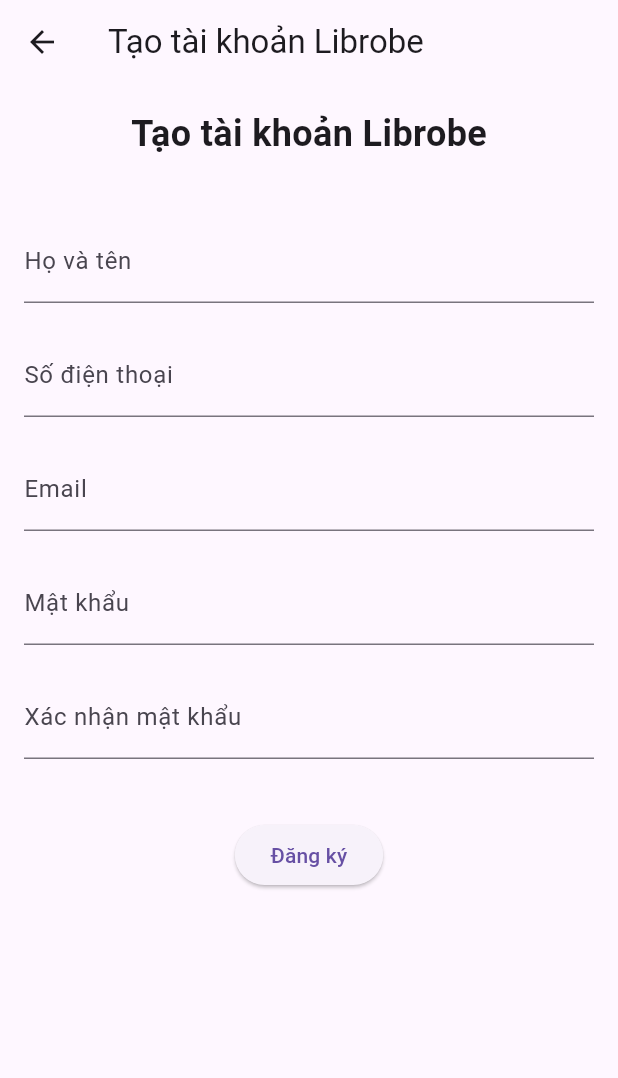
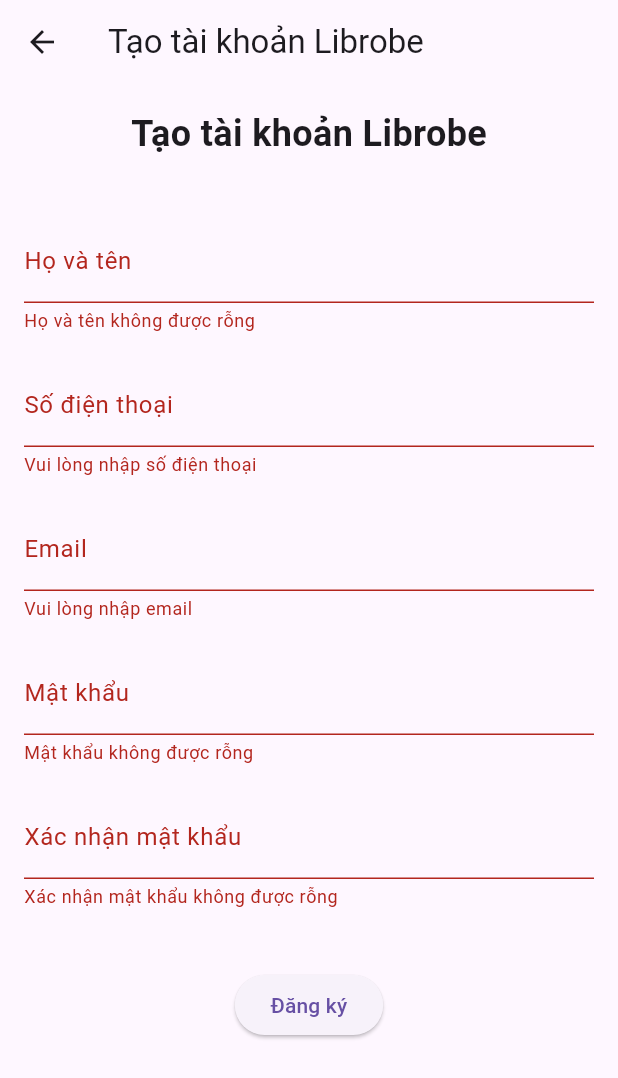
Before and after one commit to hoanglcnn-oss/AFOD_Librio_Mobile, a Flutter app: the RegisterScreen screen opened directly, after a tap on "Đăng ký", on a phone screen of 412 x 824 dp. Shown: the top 1078 px of the screen. Run offline on Flutter 3.47's test engine with Material 3 defaults, Android fonts, the phone set to English and light mode, and no system bars; our stand-ins replace equatable, flutter_bloc.

Commit message:
feat: adjust RegisterScreen with form validation (name, phone, email)

```diff
--- a/week34_project/lib/features/auth/presentation/register_screen.dart
+++ b/week34_project/lib/features/auth/presentation/register_screen.dart
@@ -1,49 +1,138 @@
 import 'package:flutter/material.dart';
 
-class RegisterScreen extends StatelessWidget {
+class RegisterScreen extends StatefulWidget {
   const RegisterScreen({super.key});
+
+  @override
+  State<RegisterScreen> createState() => _RegisterScreenState();
+}
+
+class _RegisterScreenState extends State<RegisterScreen> {
+  final _formKey = GlobalKey<FormState>();
 
   @override
   Widget build(BuildContext context) {
     return Scaffold(
-      // AppBar với tiêu đề Đăng ký
       appBar: AppBar(title: const Text('Tạo tài khoản Librobe')),
 
       // Body có thể cuộn khi bàn phím mở
       body: SingleChildScrollView(
         padding: const EdgeInsets.all(16),
-        // Column chứa tiêu đề và các input
+        child: Form(
+          key: _formKey,
           child: Column(
             children: [
-            Text(
+              const Text(
                 'Tạo tài khoản Librobe',
                 style: TextStyle(fontSize: 24, fontWeight: FontWeight.bold),
               ),
               const SizedBox(height: 40),
-            TextFormField(decoration: InputDecoration(labelText: 'Họ và tên')),
+
+              TextFormField(
+                decoration: const InputDecoration(labelText: 'Họ và tên'),
+
+                validator: (value) {
+                  if (value == null || value.trim().isEmpty) {
+                    return 'Họ và tên không được rỗng';
+                  }
+                  return null;
+                },
+              ),
+
               const SizedBox(height: 20),
+
               TextFormField(
-              decoration: InputDecoration(labelText: 'Số điện thoại'),
+                decoration: const InputDecoration(labelText: 'Số điện thoại'),
                 keyboardType: TextInputType.phone,
+                // SỐ ĐIỆN THOẠI — thay đúng validator hiện tại
+                validator: (value) {
+                  final phone = value?.trim() ?? '';
+
+                  if (phone.isEmpty) {
+                    return 'Vui lòng nhập số điện thoại';
+                  }
+
+                  // TODO: Cho phép 0 + 9 chữ số
+                  // hoặc 84 + 9 chữ số.
+                  final phoneRegex = RegExp(r'^(0|84)\d{9}$');
+
+                  if (!phoneRegex.hasMatch(phone)) {
+                    return 'SĐT phải có 10 chữ số bắt đầu bằng 0 hoặc 11 chữ số bắt đầu bằng 84';
+                  }
+
+                  return null;
+                },
               ),
+
               const SizedBox(height: 20),
+
               TextFormField(
-              decoration: InputDecoration(labelText: 'Email'),
+                decoration: const InputDecoration(labelText: 'Email'),
                 keyboardType: TextInputType.emailAddress,
+                validator: (value) {
+                  // Chuẩn hóa chuỗi bằng trim().
+                  final email = value?.trim() ?? '';
+
+                  // Kiểm tra email rỗng.
+                  if (email.isEmpty) {
+                    return 'Vui lòng nhập email';
+                  }
+
+                  // Kiểm tra Regex với biến email đã chuẩn hóa.
+                  final emailRegex = RegExp(
+                    r'^[a-zA-Z0-9._%+-]+@[a-zA-Z0-9.-]+\.[a-zA-Z]{2,}$',
+                  );
+
+                  if (!emailRegex.hasMatch(email)) {
+                    return 'Email không hợp lệ';
+                  }
+
+                  return null;
+                },
               ),
+
               const SizedBox(height: 20),
+
               TextFormField(
                 obscureText: true,
-              decoration: InputDecoration(labelText: 'Mật khẩu'),
+                decoration: const InputDecoration(labelText: 'Mật khẩu'),
+
+                validator: (value) {
+                  if (value == null || value.trim().isEmpty) {
+                    return 'Mật khẩu không được rỗng';
+                  }
+                  return null;
+                },
               ),
+
               const SizedBox(height: 20),
+
               TextFormField(
                 obscureText: true,
-              decoration: InputDecoration(labelText: 'Xác nhận mật khẩu'),
+                decoration: const InputDecoration(
+                  labelText: 'Xác nhận mật khẩu',
                 ),
+
+                validator: (value) {
+                  if (value == null || value.trim().isEmpty) {
+                    return 'Xác nhận mật khẩu không được rỗng';
+                  }
+                  return null;
+                },
+              ),
+
               const SizedBox(height: 40),
-            ElevatedButton(onPressed: () {}, child: Text('Đăng ký')),
+
+              ElevatedButton(
+                onPressed: () {
+                  if (_formKey.currentState!.validate()) {
+                    print('Form hợp lệ');
+                  }
+                },
+                child: const Text('Đăng ký'),
+              ),
             ],
+          ),
         ),
       ),
     );
```
Lines whose indentation alone changed are shown as unchanged.
